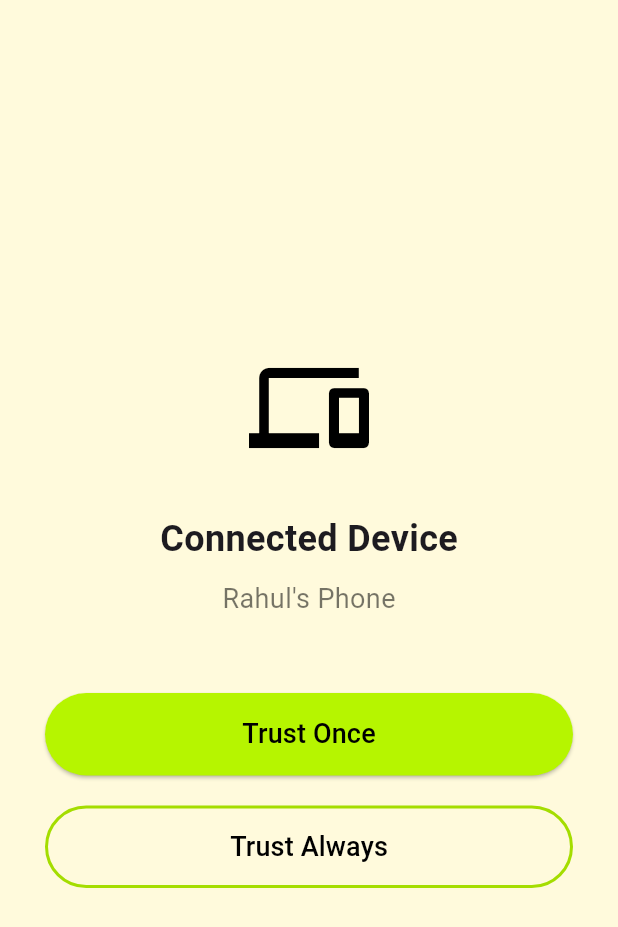
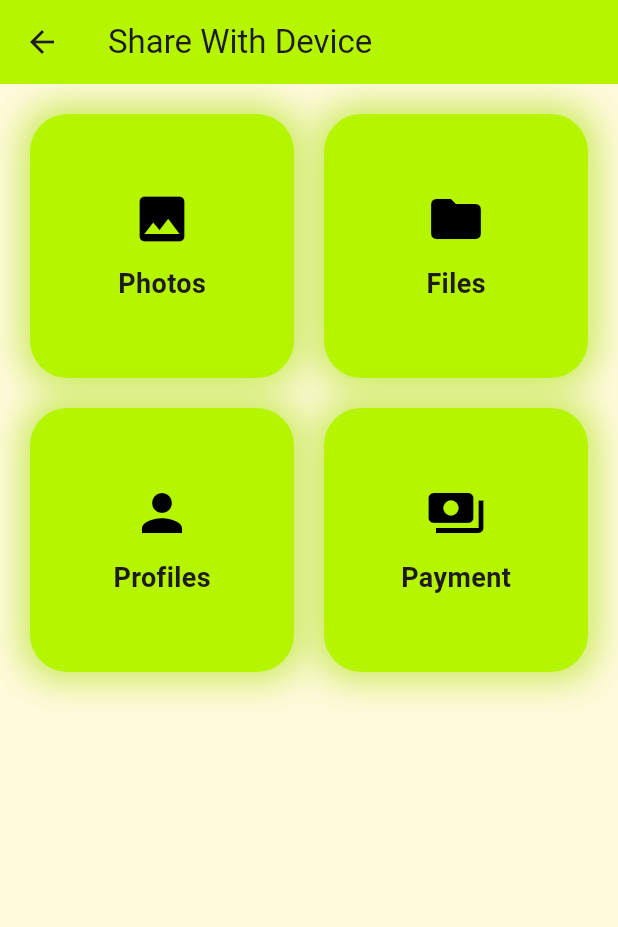
Before and after one commit to aaaayuuuushhh/NFC_tapdrop, a Flutter app: the TrustScreen screen opened by its route, after a tap on "Trust Once", on a phone screen of 412 x 824 dp. Shown: the top 927 px of the screen. Run offline on Flutter 3.47's test engine with Material 3 defaults, Android fonts, the phone set to English and light mode, and no system bars; missing offline and left inert: nfc_manager.

Commit message:
Added exchange screen with glowing cards

```diff
--- a/lib/main.dart
+++ b/lib/main.dart
@@ -2,6 +2,7 @@ import 'package:flutter/material.dart';
 import 'screens/connection_screen.dart';
 import 'screens/home_screen.dart';
 import 'screens/trust_screen.dart';
+import 'screens/exchange_screen.dart';
 import 'package:nfc_manager/nfc_manager.dart';
 
 void main() {
@@ -17,10 +18,11 @@ return MaterialApp(
   debugShowCheckedModeBanner: false,
 
   routes: {
-    "/": (context) => const HomeScreen(),
-    "/connect": (context) => const ConnectionScreen(),
-    "/trust": (context) => const TrustScreen(),
-  },
+  "/": (context) => const HomeScreen(),
+  "/connect": (context) => const ConnectionScreen(),
+  "/trust": (context) => const TrustScreen(),
+  "/exchange": (context) => const ExchangeScreen(),
+},
 );
   }
 }
--- /dev/null
+++ b/lib/screens/exchange_screen.dart
@@ -0,0 +1,80 @@
+import 'package:flutter/material.dart';
+import '../widgets/app_colors.dart';
+
+class ExchangeScreen extends StatelessWidget {
+  const ExchangeScreen({super.key});
+
+  Widget buildCard(String title, IconData icon) {
+    return Container(
+      height: 140,
+      decoration: BoxDecoration(
+        color: AppColors.primary,
+        borderRadius: BorderRadius.circular(25),
+        boxShadow: [
+          BoxShadow(
+            color: AppColors.secondary.withOpacity(0.6),
+            blurRadius: 20,
+            spreadRadius: 5,
+          )
+        ],
+      ),
+      child: Center(
+        child: Column(
+          mainAxisAlignment: MainAxisAlignment.center,
+          children: [
+
+            Icon(
+              icon,
+              size: 40,
+              color: Colors.black,
+            ),
+
+            const SizedBox(height: 10),
+
+            Text(
+              title,
+              style: const TextStyle(
+                fontSize: 18,
+                fontWeight: FontWeight.bold,
+              ),
+            )
+
+          ],
+        ),
+      ),
+    );
+  }
+
+  @override
+  Widget build(BuildContext context) {
+
+    return Scaffold(
+      backgroundColor: AppColors.background,
+
+      appBar: AppBar(
+        title: const Text("Share With Device"),
+        backgroundColor: AppColors.primary,
+        elevation: 0,
+      ),
+
+      body: Padding(
+        padding: const EdgeInsets.all(20),
+        child: GridView.count(
+
+          crossAxisCount: 2,
+          crossAxisSpacing: 20,
+          mainAxisSpacing: 20,
+
+          children: [
+
+            buildCard("Photos", Icons.photo),
+            buildCard("Files", Icons.folder),
+            buildCard("Profiles", Icons.person),
+            buildCard("Payment", Icons.payments),
+
+          ],
+        ),
+      ),
+    );
+  }
+}
```
